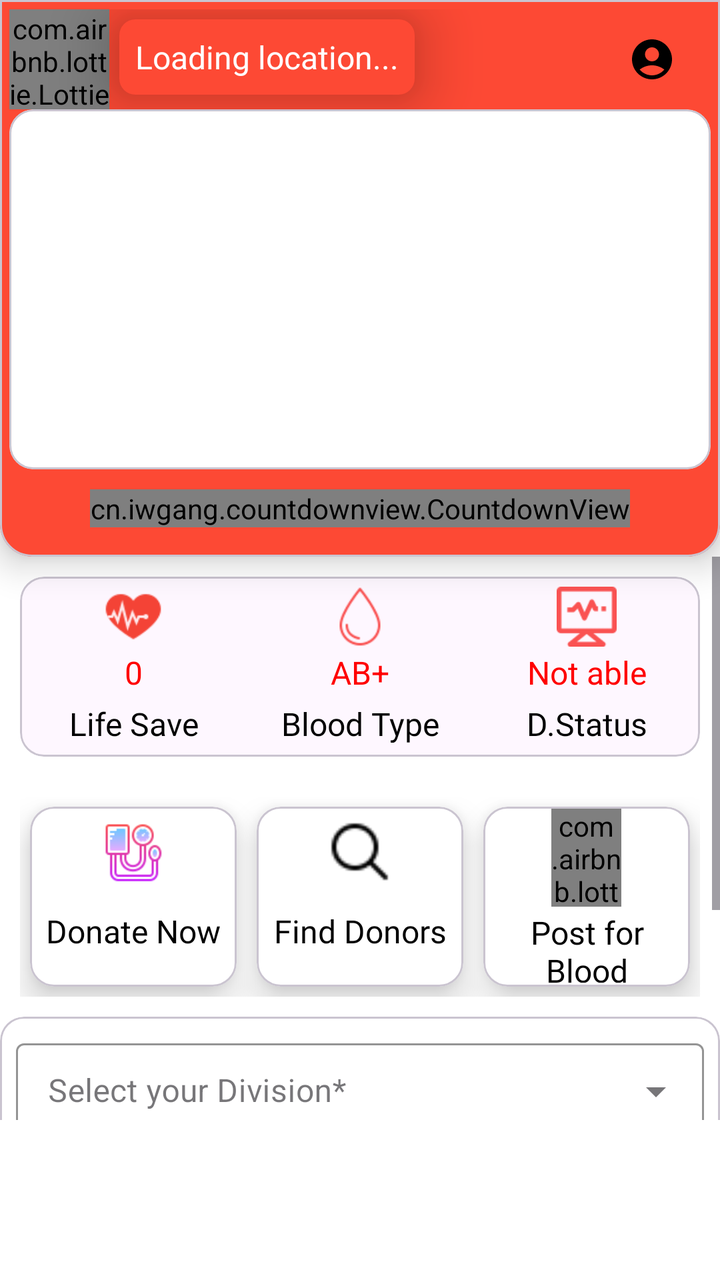
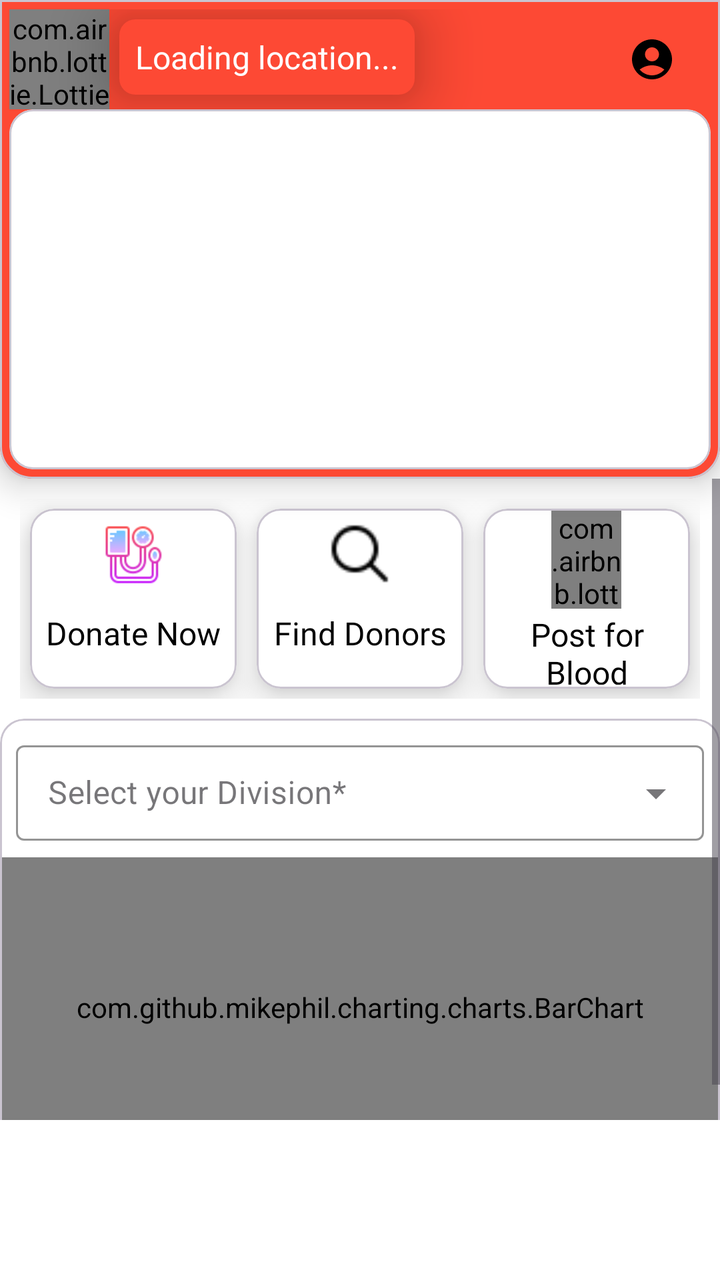

The first picture is an Android layout as it rendered before a commit; the second is the same layout after the commit. The layout source and the unified diff follow.
<!-- AndroidManifest.xml: application theme Theme.LifePluse -->
<!-- res/layout/fragment_blood_home.xml -->
<?xml version="1.0" encoding="utf-8"?>
<RelativeLayout xmlns:android="http://schemas.android.com/apk/res/android"
    xmlns:app="http://schemas.android.com/apk/res-auto"
    xmlns:tools="http://schemas.android.com/tools"
    android:layout_width="match_parent"
    android:layout_height="match_parent"
    android:background="@color/white"
    tools:context=".fragment.Blood_Home_Fragment">

    <com.google.android.material.card.MaterialCardView
        android:id="@+id/topbarcardview"
        style="@style/CustomCardViewStyle"
        android:layout_width="match_parent"
        android:layout_height="wrap_content"
        app:cardBackgroundColor="@color/blood_splashbg"
        app:cardElevation="10dp">


        <RelativeLayout
            android:layout_width="match_parent"
            android:layout_height="match_parent">

            <LinearLayout
                android:id="@+id/locationLayout"
                android:layout_width="match_parent"
                android:layout_height="wrap_content"
                android:layout_alignParentTop="true"
                android:gravity="center"
                android:orientation="horizontal"
                android:weightSum="3">


                <LinearLayout
                    android:layout_width="0dp"
                    android:layout_height="wrap_content"
                    android:layout_weight="2.5"
                    android:orientation="horizontal">

                    <com.airbnb.lottie.LottieAnimationView
                        android:id="@+id/animationView"
                        android:layout_width="50dp"
                        android:layout_height="50dp"
                        app:lottie_autoPlay="true"
                        app:lottie_loop="true"
                        app:lottie_rawRes="@raw/current_location" />


                    <TextView
                        android:id="@+id/locationTextView"
                        android:layout_width="wrap_content"
                        android:layout_height="wrap_content"
                        android:layout_marginStart="5dp"
                        android:layout_marginTop="5dp"
                        android:layout_marginEnd="5dp"
                        android:layout_marginBottom="5dp"
                        android:background="@drawable/location_background"
                        android:elevation="20sp"
                        android:gravity="center"
                        android:padding="8dp"
                        android:text="Loading location..."
                        android:textColor="@android:color/white"
                        android:textSize="16sp" />


                </LinearLayout>


                <ImageButton
                    android:id="@+id/signup_bloodBtn"
                    android:layout_width="0dp"
                    android:layout_height="50dp"
                    android:layout_weight=".5"
                    android:background="?attr/selectableItemBackground"
                    android:src="@drawable/baseline_profile" />


            </LinearLayout>


            <com.google.android.material.card.MaterialCardView
                android:id="@+id/bloodneedTv"
                android:layout_width="match_parent"
                android:layout_height="180dp"
                android:layout_below="@id/locationLayout"
                app:cardBackgroundColor="@color/white">




                <com.airbnb.lottie.LottieAnimationView
                    android:id="@+id/empty_anim"
                    android:layout_width="wrap_content"
                    android:layout_height="wrap_content"
                    app:lottie_autoPlay="true"
                    android:layout_centerVertical="true"
                    android:layout_below="@id/topbarLayout"
                    android:layout_centerHorizontal="true"
                    app:lottie_loop="true"
                    android:visibility="gone"
                    app:lottie_rawRes="@raw/empty_animation" />


                <androidx.recyclerview.widget.RecyclerView
                    android:id="@+id/BloodNeedrecyclearview"
                    android:layout_width="match_parent"
                    android:layout_height="wrap_content" />


            </com.google.android.material.card.MaterialCardView>


            <cn.iwgang.countdownview.CountdownView
                android:id="@+id/coundownview"
                android:layout_width="wrap_content"
                android:layout_height="wrap_content"
                android:layout_below="@id/bloodneedTv"
                android:layout_centerHorizontal="true"
                android:layout_gravity="center"
                android:layout_margin="10dp"
                app:isHideTimeBackground="false"
                app:isShowDay="true"
                app:isShowHour="true"
                app:isShowMillisecond="false"
                app:isShowMinute="true"
                app:isShowSecond="true"
                app:isTimeTextBold="true"
                app:suffixDay="d"
                app:suffixGravity="bottom"
                app:suffixHour="h"
                app:suffixMillisecond="ms"
                app:suffixMinute="m"
                app:suffixSecond="s"
                app:suffixTextColor="#FFFFFF"
                app:suffixTextSize="20sp"
                app:timeBgColor="@color/white"
                app:timeTextColor="@color/black"
                app:timeTextSize="32sp" />


        </RelativeLayout>


    </com.google.android.material.card.MaterialCardView>


    <ScrollView
        android:layout_width="match_parent"
        android:layout_height="match_parent"
        android:layout_below="@id/topbarcardview"
        android:layout_marginBottom="80dp">

        <LinearLayout
            android:layout_width="match_parent"
            android:layout_height="match_parent"
            android:orientation="vertical">


            <com.google.android.material.card.MaterialCardView
                android:id="@+id/userbloodaccountstatus"
                android:layout_width="match_parent"
                android:layout_height="90dp"
                app:cardBackgroundColor="@color/card_background_color"
                android:layout_margin="10dp">

                <LinearLayout
                    android:layout_width="match_parent"
                    android:layout_height="match_parent"
                    android:orientation="horizontal"
                    android:weightSum="3">


                    <LinearLayout
                        android:layout_width="0dp"
                        android:layout_height="match_parent"
                        android:layout_margin="5dp"
                        android:layout_weight="1"
                        android:orientation="vertical">

                        <ImageView
                            android:layout_width="30dp"
                            android:layout_height="30dp"
                            android:layout_gravity="center_horizontal"
                            android:src="@drawable/life_save_icon" />


                        <TextView
                            android:layout_width="match_parent"
                            android:layout_height="wrap_content"
                            android:layout_margin="2dp"
                            android:gravity="center_horizontal"
                            android:text="0"
                            android:textColor="#FF0000"
                            android:textSize="16sp" />

                        <TextView
                            android:layout_width="match_parent"
                            android:layout_height="wrap_content"
                            android:layout_margin="2dp"
                            android:fontFamily="@font/aclonica"
                            android:gravity="center_horizontal"
                            android:text="@string/lifesavetext"
                            android:textColor="#000000"
                            android:textSize="16sp" />


                    </LinearLayout>


                    <LinearLayout
                        android:layout_width="0dp"
                        android:layout_height="match_parent"
                        android:layout_margin="5dp"
                        android:layout_weight="1"
                        android:orientation="vertical">

                        <ImageView
                            android:layout_width="30dp"
                            android:layout_height="30dp"
                            android:layout_gravity="center_horizontal"
                            android:src="@drawable/blood_white_icon" />


                        <TextView
                            android:layout_width="match_parent"
                            android:layout_height="wrap_content"
                            android:layout_margin="2dp"
                            android:gravity="center_horizontal"
                            android:text="AB+"
                            android:textColor="#FF0000"
                            android:textSize="16sp" />

                        <TextView
                            android:layout_width="match_parent"
                            android:layout_height="wrap_content"
                            android:layout_margin="2dp"
                            android:fontFamily="@font/aclonica"
                            android:gravity="center_horizontal"
                            android:text="@string/bloodtypetxt"
                            android:textColor="#000000"
                            android:textSize="16sp" />


                    </LinearLayout>


                    <LinearLayout
                        android:layout_width="0dp"
                        android:layout_height="match_parent"
                        android:layout_margin="5dp"
                        android:layout_weight="1"
                        android:orientation="vertical">

                        <ImageView
                            android:layout_width="30dp"
                            android:layout_height="30dp"
                            android:layout_gravity="center_horizontal"
                            android:src="@drawable/donation_status" />


                        <TextView
                            android:layout_width="match_parent"
                            android:layout_height="wrap_content"
                            android:layout_margin="2dp"
                            android:gravity="center_horizontal"
                            android:text="Not able"
                            android:textColor="#FF0000"
                            android:textSize="16sp" />

                        <TextView
                            android:layout_width="match_parent"
                            android:layout_height="wrap_content"
                            android:layout_margin="2dp"
                            android:fontFamily="@font/aclonica"
                            android:gravity="center_horizontal"
                            android:text="@string/donationstatustxt"
                            android:textColor="#000000"
                            android:textSize="16sp" />


                    </LinearLayout>


                </LinearLayout>


            </com.google.android.material.card.MaterialCardView>


            <LinearLayout
                android:layout_width="match_parent"
                android:layout_height="100dp"
                android:layout_margin="10dp"
                android:orientation="horizontal"
                android:weightSum="3">

                <com.google.android.material.card.MaterialCardView
                    android:layout_width="0dp"
                    android:layout_height="match_parent"
                    android:layout_margin="5dp"
                    android:id="@+id/donateNowBtn"
                    android:layout_weight="1"
                    android:padding="5dp"
                    app:cardBackgroundColor="@color/white"
                    app:cardElevation="10dp">

                    <LinearLayout
                        android:layout_width="match_parent"
                        android:layout_height="match_parent"
                        android:gravity="center"
                        android:orientation="vertical">

                        <ImageView
                            android:layout_width="35dp"
                            android:layout_height="35dp"
                            android:layout_gravity="center_horizontal"
                            android:src="@drawable/donate_now_icon" />


                        <TextView
                            android:layout_width="match_parent"
                            android:layout_height="wrap_content"
                            android:layout_margin="2dp"
                            android:fontFamily="@font/aclonica"
                            android:gravity="center"
                            android:minLines="2"
                            android:text="@string/donatenowtxt"
                            android:textColor="#000000"
                            android:textSize="16sp" />


                    </LinearLayout>


                </com.google.android.material.card.MaterialCardView>

                <com.google.android.material.card.MaterialCardView
                    android:layout_width="0dp"
                    android:layout_height="match_parent"
                    android:layout_margin="5dp"
                    android:layout_weight="1"
                    android:padding="5dp"
                    app:cardBackgroundColor="@color/white"
                    app:cardElevation="10dp">

                    <LinearLayout
                        android:layout_width="match_parent"
                        android:layout_height="match_parent"
                        android:gravity="center"
                        android:orientation="vertical">

                        <ImageView
                            android:layout_width="35dp"
                            android:layout_height="35dp"
                            android:layout_gravity="center_horizontal"
                            android:src="@drawable/search_icon" />


                        <TextView
                            android:layout_width="match_parent"
                            android:layout_height="wrap_content"
                            android:layout_margin="2dp"
                            android:fontFamily="@font/aclonica"
                            android:gravity="center"
                            android:minLines="2"
                            android:text="@string/finddonarstxt"
                            android:textColor="#000000"
                            android:textSize="16sp" />


                    </LinearLayout>


                </com.google.android.material.card.MaterialCardView>

                <com.google.android.material.card.MaterialCardView
                    android:layout_width="0dp"
                    android:layout_height="match_parent"
                    android:layout_margin="5dp"
                    android:layout_weight="1"
                    android:id="@+id/postfor_blood_btn"
                    android:padding="5dp"
                    app:cardBackgroundColor="@color/white"
                    app:cardElevation="10dp">

                    <LinearLayout
                        android:layout_width="match_parent"
                        android:layout_height="match_parent"
                        android:gravity="center"
                        android:orientation="vertical">

                        <com.airbnb.lottie.LottieAnimationView
                            android:id="@+id/addbloodpost"
                            android:layout_width="35dp"
                            android:layout_height="50dp"
                            app:lottie_autoPlay="true"
                            app:lottie_loop="true"
                            app:lottie_rawRes="@raw/add_animition" />


                        <TextView
                            android:layout_width="match_parent"
                            android:layout_height="wrap_content"
                            android:layout_margin="2dp"
                            android:fontFamily="@font/aclonica"
                            android:gravity="center"
                            android:minLines="2"
                            android:text="@string/postforbloodtxt"
                            android:textColor="#000000"
                            android:textSize="16sp" />


                    </LinearLayout>


                </com.google.android.material.card.MaterialCardView>

            </LinearLayout>


            <com.google.android.material.card.MaterialCardView
                android:layout_width="match_parent"
                android:layout_height="match_parent"
                app:cardBackgroundColor="@color/white">

                <LinearLayout
                    android:layout_width="match_parent"
                    android:layout_height="match_parent"
                    android:orientation="vertical">


                    <com.google.android.material.textfield.TextInputLayout
                        android:id="@+id/selectDivisionLayout"
                        style="@style/Widget.MaterialComponents.TextInputLayout.OutlinedBox.Dense.ExposedDropdownMenu"
                        android:layout_width="match_parent"
                        android:layout_height="wrap_content"
                        android:layout_margin="8dp"
                        app:boxStrokeColor="@color/black"
                        app:hintTextColor="@color/simple_grey"
                        android:hint="@string/division">


                        <AutoCompleteTextView
                            android:id="@+id/selectdivision"
                            android:layout_width="match_parent"
                            android:layout_height="wrap_content"
                            android:textColor="@color/black"
                            android:inputType="none">


                        </AutoCompleteTextView>


                    </com.google.android.material.textfield.TextInputLayout>


                    <com.github.mikephil.charting.charts.BarChart
                        android:id="@+id/bar_chart"
                        android:layout_width="match_parent"
                        android:layout_height="150dp" />


                </LinearLayout>


            </com.google.android.material.card.MaterialCardView>


        </LinearLayout>


    </ScrollView>


</RelativeLayout>
<!-- resources referenced by this layout -->
<resources>
  <color name="black">#FF000000</color>
  <color name="blood_splashbg">#FD4934</color>
  <color name="card_background_color">#FEF7FF</color>
  <color name="simple_grey">#DDDDDD</color>
  <color name="white">#FFFFFFFF</color>
  <!-- drawable baseline_profile (drawable) -->
  <vector xmlns:android="http://schemas.android.com/apk/res/android"
      android:width="24dp"
      android:height="24dp"
      android:tint="@color/black"
      android:viewportWidth="24"
      android:viewportHeight="24">
      <path
          android:fillColor="@android:color/white"
          android:pathData="M12,2C6.48,2 2,6.48 2,12s4.48,10 10,10s10,-4.48 10,-10S17.52,2 12,2zM12,6c1.93,0 3.5,1.57 3.5,3.5S13.93,13 12,13s-3.5,-1.57 -3.5,-3.5S10.07,6 12,6zM12,20c-2.03,0 -4.43,-0.82 -6.14,-2.88C7.55,15.8 9.68,15 12,15s4.45,0.8 6.14,2.12C16.43,19.18 14.03,20 12,20z" />
  </vector>
  <!-- drawable blood_white_icon: png bitmap (drawable, 1259 bytes) -->
  <!-- drawable donate_now_icon: png bitmap (drawable, 2897 bytes) -->
  <!-- drawable donation_status: png bitmap (drawable, 1106 bytes) -->
  <!-- drawable life_save_icon: png bitmap (drawable, 1343 bytes) -->
  <!-- drawable location_background (drawable) -->
  <?xml version="1.0" encoding="utf-8"?>
  <shape xmlns:android="http://schemas.android.com/apk/res/android"
      android:shape="rectangle">
      <solid android:color="@color/blood_splashbg"/>
      <corners android:radius="8dp"/>
  </shape>
  <!-- drawable search_icon: png bitmap (drawable, 439 bytes) -->
  <string name="bloodtypetxt">Blood Type</string>
  <string name="division">Select your Division*</string>
  <string name="donatenowtxt">Donate Now</string>
  <string name="donationstatustxt">D.Status</string>
  <string name="finddonarstxt">Find Donors</string>
  <string name="lifesavetext">Life Save</string>
  <string name="postforbloodtxt">Post for Blood</string>
  <style name="CustomCardViewStyle" parent="@style/Widget.MaterialComponents.CardView">
  
          <item name="shapeAppearanceOverlay">@style/ShapeAppearanceOverlay_card_custome_corners
          </item>
  
      </style>
  <style name="Theme.LifePluse" parent="Base.Theme.LifePluse" />
  <style name="ShapeAppearanceOverlay_card_custome_corners" parent="">
  
          <item name="cornerFamily">rounded</item>
          <item name="cornerSizeTopRight">0dp</item>
          <item name="cornerSizeTopLeft">0dp</item>
          <item name="cornerSizeBottomRight">16dp</item>
          <item name="cornerSizeBottomLeft">16dp</item>
  
      </style>
  <style name="Base.Theme.LifePluse" parent="Theme.Material3.DayNight.NoActionBar">
          
  
          <item name="android:windowIsTranslucent">true</item>
  
          <item name="colorPrimary">@color/status_bar</item>
      </style>
  <color name="status_bar">#018E85</color>
</resources>

<!-- the commit's change to res/layout/fragment_blood_home.xml (unified diff, before → after) -->
@@ -110,7 +110,7 @@
 
 
             <cn.iwgang.countdownview.CountdownView
-                android:id="@+id/coundownview"
+                android:id="@+id/countdownview"
                 android:layout_width="wrap_content"
                 android:layout_height="wrap_content"
                 android:layout_below="@id/bloodneedTv"
@@ -134,6 +134,7 @@
                 app:suffixTextSize="20sp"
                 app:timeBgColor="@color/white"
                 app:timeTextColor="@color/black"
+                android:visibility="gone"
                 app:timeTextSize="32sp" />
 
 
@@ -159,6 +160,7 @@
                 android:id="@+id/userbloodaccountstatus"
                 android:layout_width="match_parent"
                 android:layout_height="90dp"
+                android:visibility="gone"
                 app:cardBackgroundColor="@color/card_background_color"
                 android:layout_margin="10dp">
 
@@ -221,6 +223,7 @@
 
 
                         <TextView
+                            android:id="@+id/bloodtype_status_tv"
                             android:layout_width="match_parent"
                             android:layout_height="wrap_content"
                             android:layout_margin="2dp"
@@ -334,6 +337,7 @@
                 </com.google.android.material.card.MaterialCardView>
 
                 <com.google.android.material.card.MaterialCardView
+                    android:id="@+id/findDoner_Btn"
                     android:layout_width="0dp"
                     android:layout_height="match_parent"
                     android:layout_margin="5dp"
